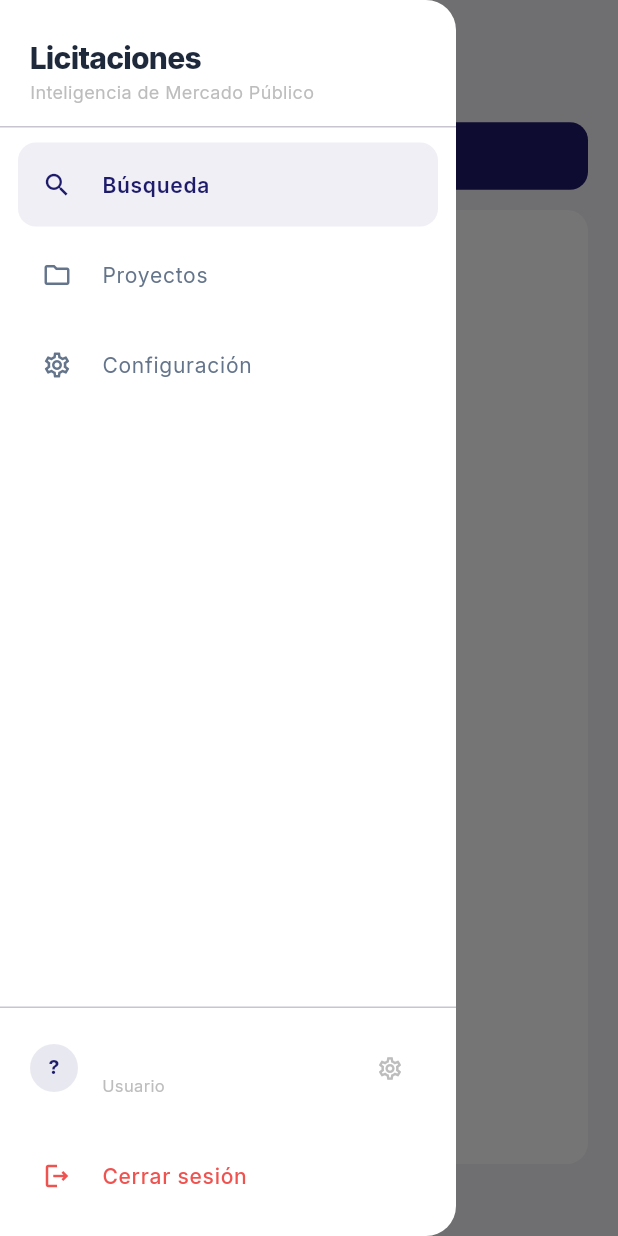
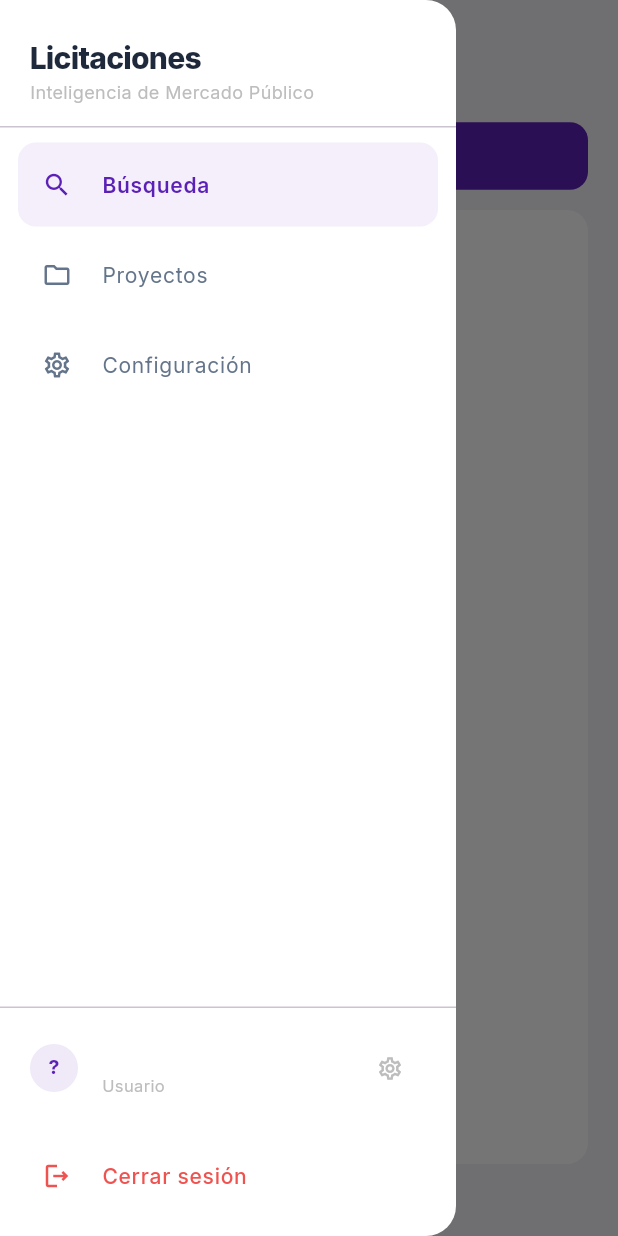
Before and after one commit to jorgebermejoa/crm_meetcard, a Flutter app: the AdminUsuariosView screen opened by its route, with the side drawer open, on a phone screen of 412 x 824 dp. Run offline on Flutter 3.47's test engine with Material 3 defaults, Android fonts, the phone set to English and light mode, and no system bars; our stand-ins replace cloud_firestore, firebase_auth, firebase_core, firebase_storage, go_router, google_fonts and 1 more; missing offline and left inert: dart:js_interop; accounts and stored records are empty; network calls fail; statements that could not run were skipped.

Commit message:
UI: unificar altura KPI cards y paleta de color Meetcard
- KPI cards: altura mínima 115px con Spacer para dots alineados
- Color primario: #1E1B6B → #5B21B6 (violeta Meetcard) en todos los archivos

Co-Authored-By: Claude Sonnet 4.6 <noreply@anthropic.com>

```diff
--- a/lib/main.dart
+++ b/lib/main.dart
@@ -135,7 +135,7 @@ class MiBuscadorApp extends StatelessWidget {
       routerConfig: _router,
       theme: ThemeData(
         useMaterial3: true,
-        colorScheme: ColorScheme.fromSeed(seedColor: const Color(0xFF1E1B6B)),
+        colorScheme: ColorScheme.fromSeed(seedColor: const Color(0xFF5B21B6)),
         scaffoldBackgroundColor: const Color(0xFFF2F2F7),
         textTheme: GoogleFonts.interTextTheme(ThemeData.light().textTheme),
       ),
@@ -281,14 +281,14 @@ class _AppDrawer extends StatelessWidget {
                 leading: CircleAvatar(
                   radius: 16,
                   backgroundColor:
-                      const Color(0xFF1E1B6B).withValues(alpha: 0.1),
+                      const Color(0xFF5B21B6).withValues(alpha: 0.1),
                   child: Text(
                     (perfil.nombre.isNotEmpty ? perfil.nombre[0] : '?')
                         .toUpperCase(),
                     style: GoogleFonts.inter(
                         fontSize: 13,
                         fontWeight: FontWeight.w700,
-                        color: const Color(0xFF1E1B6B)),
+                        color: const Color(0xFF5B21B6)),
                   ),
                 ),
                 title: Text(
@@ -359,7 +359,7 @@ class _DrawerItem extends StatelessWidget {
     required this.onTap,
   });
 
-  static const _primaryColor = Color(0xFF1E1B6B);
+  static const _primaryColor = Color(0xFF5B21B6);
 
   @override
   Widget build(BuildContext context) {
--- a/lib/models/configuracion.dart
+++ b/lib/models/configuracion.dart
@@ -85,7 +85,7 @@ const kColorPaleta = [
   'F97316', // orange
   '6366F1', // indigo
   '64748B', // slate
-  '1E1B6B', // primary
+  '5B21B6', // primary
   'EC4899', // pink
 ];
 
--- a/lib/widgets/admin_usuarios_view.dart
+++ b/lib/widgets/admin_usuarios_view.dart
@@ -13,7 +13,7 @@ class AdminUsuariosView extends StatefulWidget {
 }
 
 class _AdminUsuariosViewState extends State<AdminUsuariosView> {
-  static const _primaryColor = Color(0xFF1E1B6B);
+  static const _primaryColor = Color(0xFF5B21B6);
   static const _bgColor = Color(0xFFF2F2F7);
 
   UserProfile? _selected;
--- a/lib/widgets/app_breadcrumbs.dart
+++ b/lib/widgets/app_breadcrumbs.dart
@@ -1,7 +1,7 @@
 import 'package:flutter/material.dart';
 import 'package:google_fonts/google_fonts.dart';
 
-const _primaryColor = Color(0xFF1E1B6B);
+const _primaryColor = Color(0xFF5B21B6);
 const _bgColor = Color(0xFFF2F2F7);
 
 class BreadcrumbItem {
--- a/lib/widgets/campo_editable.dart
+++ b/lib/widgets/campo_editable.dart
@@ -120,7 +120,7 @@ class _PopupEditorState extends State<_PopupEditor> {
   late Set<String> _selectedChips;
   bool _guardando = false;
 
-  static const _primaryColor = Color(0xFF1E1B6B);
+  static const _primaryColor = Color(0xFF5B21B6);
 
   @override
   void initState() {
--- a/lib/widgets/categoria_resultados_view.dart
+++ b/lib/widgets/categoria_resultados_view.dart
@@ -23,7 +23,7 @@ class CategoriaResultadosView extends StatefulWidget {
 }
 
 class _CategoriaResultadosViewState extends State<CategoriaResultadosView> {
-  static const _primaryColor = Color(0xFF1E1B6B);
+  static const _primaryColor = Color(0xFF5B21B6);
 
   List<LicitacionUI> _licitaciones = [];
   bool _cargando = false;
--- a/lib/widgets/configuracion_view.dart
+++ b/lib/widgets/configuracion_view.dart
@@ -10,7 +10,7 @@ import 'app_breadcrumbs.dart';
 // re-export para usar en este archivo sin prefix
 typedef _Hex = String;
 
-const _primaryColor = Color(0xFF1E1B6B);
+const _primaryColor = Color(0xFF5B21B6);
 const _bgColor = Color(0xFFF2F2F7);
 const _cfBase = 'https://us-central1-licitaciones-prod.cloudfunctions.net';
 
--- a/lib/widgets/detalle_licitacion.dart
+++ b/lib/widgets/detalle_licitacion.dart
@@ -64,7 +64,7 @@ class _DetalleLicitacionSidebarState extends State<DetalleLicitacionSidebar>
     with SingleTickerProviderStateMixin {
   static const _cf =
       'https://us-central1-licitaciones-prod.cloudfunctions.net';
-  static const _primary = Color(0xFF1E1B6B);
+  static const _primary = Color(0xFF5B21B6);
   static const _bg = Color(0xFFF2F2F7);
 
   Map<String, dynamic>? _intel;
--- a/lib/widgets/home_view.dart
+++ b/lib/widgets/home_view.dart
@@ -22,7 +22,7 @@ class HomeView extends StatefulWidget {
 
 class _HomeViewState extends State<HomeView>
     with SingleTickerProviderStateMixin {
-  static const _primaryColor = Color(0xFF1E1B6B);
+  static const _primaryColor = Color(0xFF5B21B6);
   static const _bgColor = Color(0xFFF2F2F7);
 
   late TabController _tabController;
@@ -530,7 +530,7 @@ class _HomeViewState extends State<HomeView>
         padding: const EdgeInsets.all(22),
         decoration: BoxDecoration(
           gradient: const LinearGradient(
-            colors: [Color(0xFF1E1B6B), Color(0xFF4F46E5)],
+            colors: [Color(0xFF5B21B6), Color(0xFF4F46E5)],
             begin: Alignment.topLeft,
             end: Alignment.bottomRight,
           ),
--- a/lib/widgets/licitaciones_table.dart
+++ b/lib/widgets/licitaciones_table.dart
@@ -71,7 +71,7 @@ class _LicitacionesTableState extends State<LicitacionesTable> {
   static const _pageSize = 10;
   int _currentPage = 0;
 
-  static const _primary = Color(0xFF1E1B6B);
+  static const _primary = Color(0xFF5B21B6);
 
   @override
   void didUpdateWidget(covariant LicitacionesTable old) {
@@ -146,7 +146,7 @@ class _LicitacionCard extends StatelessWidget {
   final bool isSelected;
   final VoidCallback? onTap;
 
-  static const _primary = Color(0xFF1E1B6B);
+  static const _primary = Color(0xFF5B21B6);
 
   const _LicitacionCard({
     required this.lic,
--- a/lib/widgets/login_view.dart
+++ b/lib/widgets/login_view.dart
@@ -11,7 +11,7 @@ class LoginView extends StatefulWidget {
 }
 
 class _LoginViewState extends State<LoginView> {
-  static const _primaryColor = Color(0xFF1E1B6B);
+  static const _primaryColor = Color(0xFF5B21B6);
 
   final _emailCtrl = TextEditingController();
   final _passCtrl = TextEditingController();
--- a/lib/widgets/perfil_view.dart
+++ b/lib/widgets/perfil_view.dart
@@ -12,7 +12,7 @@ class PerfilView extends StatefulWidget {
 }
 
 class _PerfilViewState extends State<PerfilView> {
-  static const _primaryColor = Color(0xFF1E1B6B);
+  static const _primaryColor = Color(0xFF5B21B6);
   static const _bgColor = Color(0xFFF2F2F7);
 
   final _nombreCtrl = TextEditingController();
--- a/lib/widgets/proyecto_form_dialog.dart
+++ b/lib/widgets/proyecto_form_dialog.dart
@@ -40,7 +40,7 @@ class _ProyectoFormDialogState extends State<ProyectoFormDialog> {
 
   List<String> _modalidades = ['Licitación Pública', 'Convenio Marco', 'Trato Directo', 'Otro'];
 
-  static const _primaryColor = Color(0xFF1E1B6B);
+  static const _primaryColor = Color(0xFF5B21B6);
 
   @override
   void initState() {
```
Also changed, not shown: lib/widgets/detalle_proyecto_view.dart (+5 -5 lines), lib/widgets/proyectos_view.dart (+13 -9 lines).
